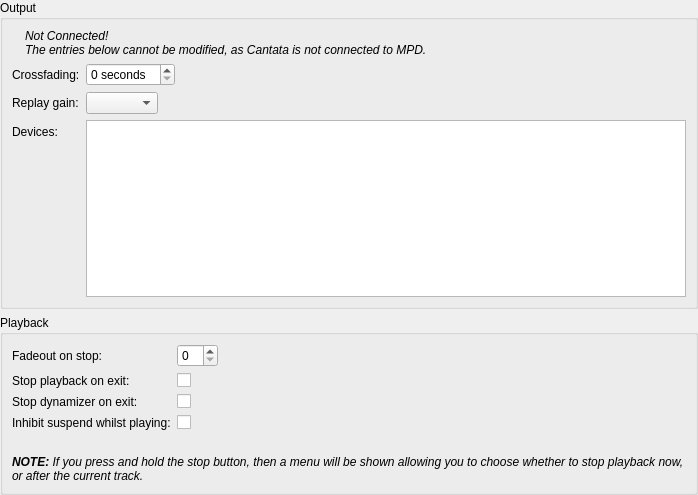
Before: the Qt Designer form gui/playbacksettings.ui in CDrummond/cantata, drawn with Qt 5.
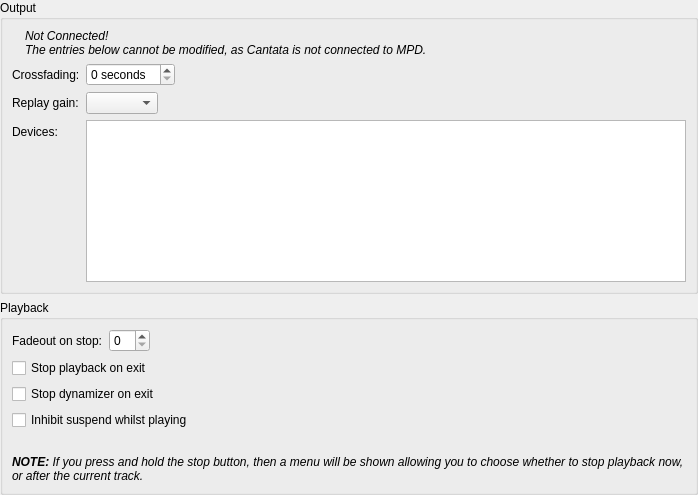
After: the same form once the commit is applied. Custom widgets are drawn as their Qt base class.

Commit message: Remove usage of Gtk-style on-off button for Gtk style, and instead give checkboxes better text and adjust config layout.

```diff
--- a/gui/playbacksettings.ui
+++ b/gui/playbacksettings.ui
@@ -148,53 +148,6 @@
       <item row="0" column="1">
        <widget class="SpinBox" name="stopFadeDuration"/>
       </item>
-      <item row="1" column="0">
-       <widget class="BuddyLabel" name="stopOnExitLabel">
-        <property name="text">
-         <string>Stop playback on exit:</string>
-        </property>
-        <property name="buddy">
-         <cstring>stopOnExit</cstring>
-        </property>
-       </widget>
-      </item>
-      <item row="1" column="1">
-       <widget class="OnOffButton" name="stopOnExit"/>
-      </item>
-      <item row="2" column="0">
-       <widget class="BuddyLabel" name="stopDynamizerOnExitLabel">
-        <property name="text">
-         <string>Stop dynamizer on exit:</string>
-        </property>
-        <property name="buddy">
-         <cstring>stopDynamizerOnExit</cstring>
-        </property>
-       </widget>
-      </item>
-      <item row="2" column="1">
-       <widget class="OnOffButton" name="stopDynamizerOnExit">
-        <property name="text">
-         <string/>
-        </property>
-       </widget>
-      </item>
-      <item row="3" column="0">
-       <widget class="BuddyLabel" name="inhibitSuspendLabel">
-        <property name="text">
-         <string>Inhibit suspend whilst playing:</string>
-        </property>
-        <property name="buddy">
-         <cstring>inhibitSuspend</cstring>
-        </property>
-       </widget>
-      </item>
-      <item row="3" column="1">
-       <widget class="OnOffButton" name="inhibitSuspend">
-        <property name="text">
-         <string/>
-        </property>
-       </widget>
-      </item>
       <item row="4" column="0">
        <spacer name="verticalSpacer_8">
         <property name="orientation">
@@ -221,6 +174,27 @@
         </property>
        </widget>
       </item>
+      <item row="1" column="0" colspan="2">
+       <widget class="QCheckBox" name="stopOnExit">
+        <property name="text">
+         <string>Stop playback on exit</string>
+        </property>
+       </widget>
+      </item>
+      <item row="2" column="0" colspan="2">
+       <widget class="QCheckBox" name="stopDynamizerOnExit">
+        <property name="text">
+         <string>Stop dynamizer on exit</string>
+        </property>
+       </widget>
+      </item>
+      <item row="3" column="0" colspan="2">
+       <widget class="QCheckBox" name="inhibitSuspend">
+        <property name="text">
+         <string>Inhibit suspend whilst playing</string>
+        </property>
+       </widget>
+      </item>
      </layout>
     </widget>
    </item>
@@ -250,11 +224,6 @@
    <extends>QSpinBox</extends>
    <header>spinbox.h</header>
   </customwidget>
-  <customwidget>
-   <class>OnOffButton</class>
-   <extends>QCheckBox</extends>
-   <header>onoffbutton.h</header>
-  </customwidget>
   <customwidget>
    <class>UrlLabel</class>
    <extends>QWidget</extends>
```
Left out of the diff: 22 changed lines with no effect on the pictures. The commit also changes 34 other files.
